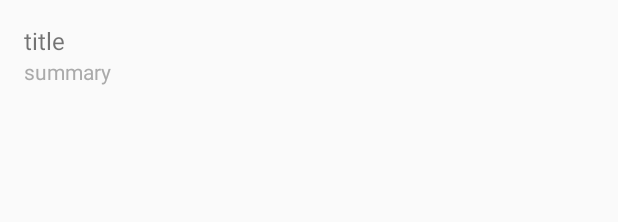
After one commit to tzabcd/MicroReader, an Android app: the layout preference_item.xml on its own in the app's theme, with its tools: preview values and no code run, on a phone screen of 412 x 824 dp. The commit adds this screen. Shown: the top 222 px of the screen. Run offline under Robolectric (Android 15) with nearby library versions, the phone set to English and light mode, and no system bars.

Commit message:
添加设置

```diff
--- a/app/src/main/java/name/caiyao/microreader/ui/activity/MainActivity.java
+++ b/app/src/main/java/name/caiyao/microreader/ui/activity/MainActivity.java
@@ -1,12 +1,14 @@
 package name.caiyao.microreader.ui.activity;
 
 import android.content.Context;
+import android.content.Intent;
 import android.content.res.ColorStateList;
 import android.graphics.Color;
 import android.graphics.drawable.BitmapDrawable;
 import android.graphics.drawable.ColorDrawable;
 import android.os.Build;
 import android.os.Bundle;
+import android.preference.PreferenceManager;
 import android.support.design.widget.NavigationView;
 import android.support.v4.app.Fragment;
 import android.support.v4.content.ContextCompat;
@@ -31,6 +33,7 @@ import butterknife.Bind;
 import butterknife.ButterKnife;
 import name.caiyao.microreader.R;
 import name.caiyao.microreader.ui.fragment.GuokrFragment;
+import name.caiyao.microreader.ui.fragment.SettingsFragment;
 import name.caiyao.microreader.ui.fragment.VideoFragment;
 import name.caiyao.microreader.ui.fragment.WeixinFragment;
 import name.caiyao.microreader.ui.fragment.ZhihuFragment;
@@ -54,6 +57,7 @@ public class MainActivity extends BaseActivity
     private ZhihuFragment zhihuFragment = new ZhihuFragment();
     private GuokrFragment guokrFragment = new GuokrFragment();
     private VideoFragment videoFragment = new VideoFragment();
+    private SettingsFragment settingsFragment = new SettingsFragment();
 
     @Override
     protected void onCreate(Bundle savedInstanceState) {
@@ -139,7 +143,7 @@ public class MainActivity extends BaseActivity
         } else if (id == R.id.nav_video) {
             switchFragment(videoFragment, "视频推荐");
         } else if (id == R.id.nav_setting) {
-
+            startActivity(new Intent(this,SettingsActivity.class));
         } else if (id == R.id.nav_help) {
 
         }
--- /dev/null
+++ b/app/src/main/res/layout/preference_item.xml
@@ -0,0 +1,46 @@
+<?xml version="1.0" encoding="UTF-8"?>
+<LinearLayout
+    xmlns:android="http://schemas.android.com/apk/res/android"
+    android:layout_width="match_parent"
+    android:layout_height="wrap_content"
+    android:gravity="center_vertical"
+    android:padding="16dp"
+    android:minHeight="?android:listPreferredItemHeight"
+    android:orientation="horizontal">
+
+    <RelativeLayout
+        android:layout_weight="1"
+        android:layout_width="match_parent"
+        android:layout_height="wrap_content">
+
+        <TextView
+            android:id="@android:id/title"
+            android:layout_width="wrap_content"
+            android:layout_height="wrap_content"
+            android:ellipsize="marquee"
+            android:fadingEdge="horizontal"
+            android:singleLine="true"
+            android:text="title"
+            android:textSize="16sp"/>
+
+        <TextView
+            android:id="@android:id/summary"
+            android:layout_width="wrap_content"
+            android:layout_height="wrap_content"
+            android:layout_below="@android:id/title"
+            android:text="summary"
+            android:textColor="#AAAAAA"
+            android:textSize="14sp"/>
+
+    </RelativeLayout>
+
+    <LinearLayout
+        android:id="@android:id/widget_frame"
+        android:layout_width="wrap_content"
+        android:layout_height="wrap_content"
+        android:layout_gravity="right|center_vertical"
+        android:orientation="vertical">
+
+    </LinearLayout>
+
+</LinearLayout>
--- a/app/src/main/res/values/strings.xml
+++ b/app/src/main/res/values/strings.xml
@@ -5,5 +5,8 @@
     <string name="navigation_drawer_close">Close navigation drawer</string>
 
     <string name="action_settings">设置</string>
+    <string name="title_activity_settings">Settings</string>
+
+    <string name="pre_refresh_data">refresh_data</string>
 
 </resources>
```
Also changed, not shown: app/src/main/AndroidManifest.xml (+11 -4 lines), app/src/main/java/name/caiyao/microreader/ui/activity/SettingsActivity.java (added, +50 -0 lines), app/src/main/java/name/caiyao/microreader/ui/fragment/SettingsFragment.java (added, +39 -0 lines), app/src/main/res/layout/activity_settings.xml (added, +30 -0 lines), app/src/main/res/layout/preference_category_widget.xml (added, +12 -0 lines), app/src/main/res/xml/preferences.xml (added, +14 -0 lines).
